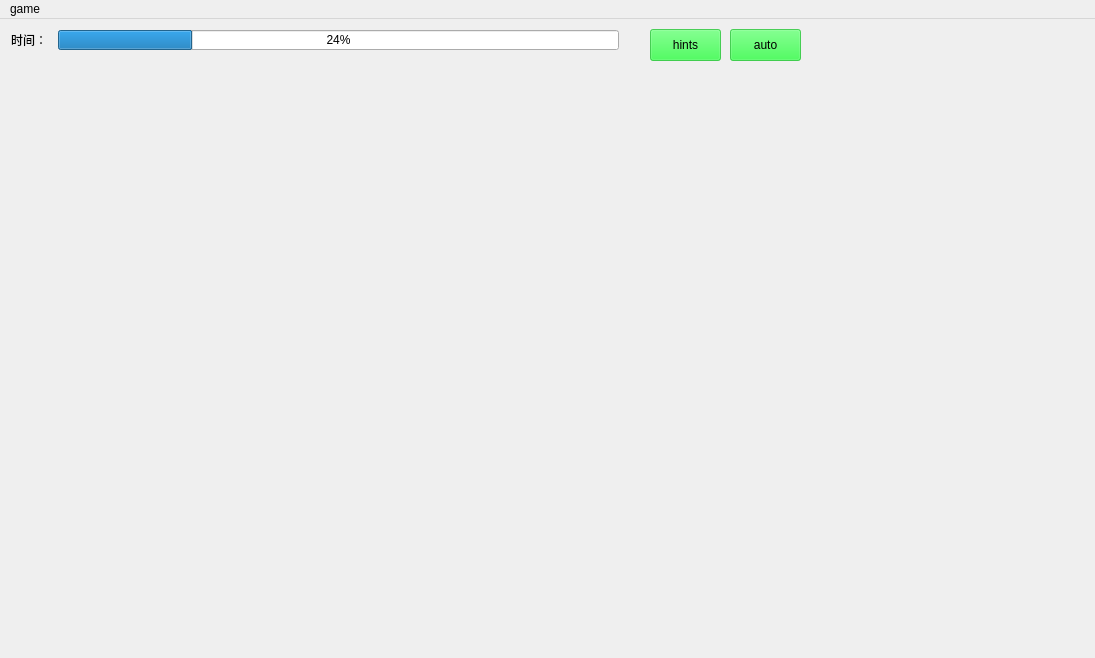
Old version of the form main_game_window.ui in the repository jiangzc/QtLianliankan.
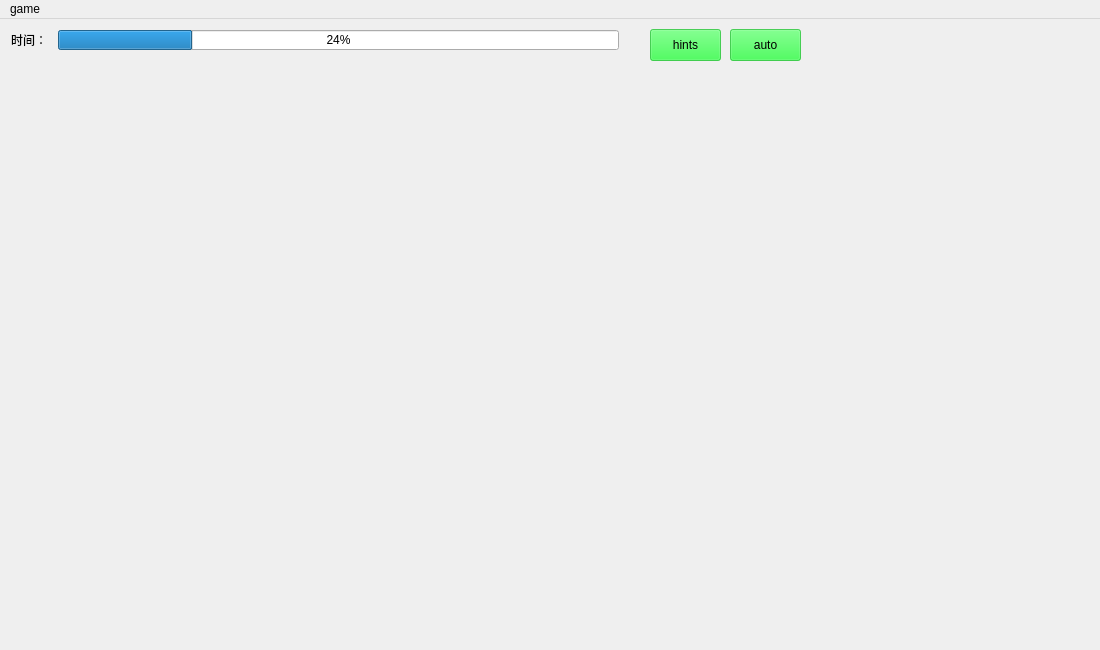
New version of the form. Icons and pictures are not drawn.

Commit message: adjust the picture size

```diff
--- a/main_game_window.ui
+++ b/main_game_window.ui
@@ -6,8 +6,8 @@
    <rect>
     <x>0</x>
     <y>0</y>
-    <width>1095</width>
-    <height>658</height>
+    <width>1100</width>
+    <height>650</height>
    </rect>
   </property>
   <property name="windowTitle">
@@ -82,7 +82,7 @@
     <rect>
      <x>0</x>
      <y>0</y>
-     <width>1095</width>
+     <width>1100</width>
      <height>28</height>
     </rect>
    </property>
```
